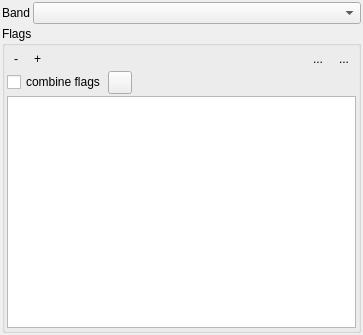
The window that bitflagrenderer/bitflagrenderer.ui (jakimowb/bit-flag-renderer) describes before a commit, drawn with Qt 5.
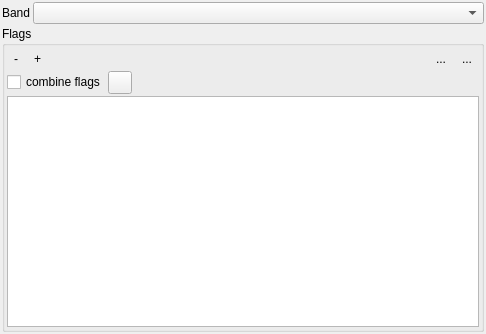
The same window after the commit. Icons and pictures are not drawn. Custom widgets are drawn as their Qt base class.

Commit message: refactoring first bit flag state is not considered for group checkbox (closes #8) added context menu with "Edit" option (closes #4)

Diff of the .ui file:
```diff
--- a/bitflagrenderer/bitflagrenderer.ui
+++ b/bitflagrenderer/bitflagrenderer.ui
@@ -6,8 +6,8 @@
    <rect>
     <x>0</x>
     <y>0</y>
-    <width>363</width>
-    <height>335</height>
+    <width>486</width>
+    <height>334</height>
    </rect>
   </property>
   <property name="windowTitle">
@@ -306,6 +306,11 @@
    <extends>QComboBox</extends>
    <header>qgsrasterbandcombobox.h</header>
   </customwidget>
+  <customwidget>
+   <class>BitFlagRendererTreeView</class>
+   <extends>QTreeView</extends>
+   <header>bitflagrenderer.bitflagrenderer</header>
+  </customwidget>
  </customwidgets>
  <resources>
   <include location="../../../../QGIS/images/images.qrc"/>
```
Left out of the diff: 20 changed lines with no effect on the pictures. The commit also changes 5 other files.
